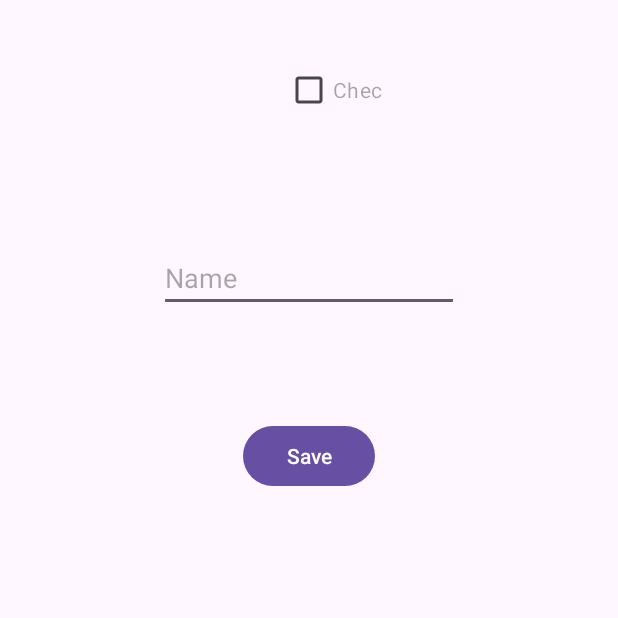
After one commit to aryanmaheshwariantino/SharedPreference, an Android app: the MainActivity3 screen opened directly, with no data from a screen before it, on a phone screen of 412 x 824 dp, the top half of it. The commit adds this screen. Run offline under Robolectric (Android 15) with nearby library versions, the phone set to English and light mode, and no system bars.

Commit message:
done with the shared preference

```diff
--- a/app/src/main/AndroidManifest.xml
+++ b/app/src/main/AndroidManifest.xml
@@ -13,6 +13,9 @@
         android:theme="@style/Theme.SharedPreference"
         tools:targetApi="31">
         <activity
+            android:name=".MainActivity3"
+            android:exported="false" />
+        <activity
             android:name=".MainActivity2"
             android:exported="false" />
         <activity
--- a/app/src/main/java/com/aryan/sharedpreference/MainActivity.kt
+++ b/app/src/main/java/com/aryan/sharedpreference/MainActivity.kt
@@ -28,6 +28,11 @@ class MainActivity : AppCompatActivity() {
         binding.EmailText.setText(editor.getString("email",null))
         binding.PassText.setText(editor.getString("password",null))
 
+        binding.imageButton.setOnClickListener {
+            startActivity(Intent(this,MainActivity3::class.java))
+
+        }
+
         binding.login.setOnClickListener{
             val editor = getSharedPreferences("MySettings", Context.MODE_PRIVATE).edit()
             editor.putString("email",binding.EmailText.text.toString())
--- /dev/null
+++ b/app/src/main/java/com/aryan/sharedpreference/MainActivity3.kt
@@ -0,0 +1,24 @@
+package com.aryan.sharedpreference
+
+import android.os.Bundle
+import androidx.appcompat.app.AppCompatActivity
+import androidx.core.view.ViewCompat
+import androidx.core.view.WindowInsetsCompat
+import com.aryan.sharedpreference.databinding.ActivityMain3Binding
+
+class MainActivity3 : AppCompatActivity() {
+    private lateinit var binding: ActivityMain3Binding
+
+    override fun onCreate(savedInstanceState: Bundle?) {
+        super.onCreate(savedInstanceState)
+        binding = ActivityMain3Binding.inflate(layoutInflater)
+        setContentView(binding.root)
+
+        binding.saveButton.setOnClickListener {
+            val editor = getPreferences(MODE_PRIVATE).edit()
+            editor.putString("nameid",binding.nameid.text.toString())
+            editor.putBoolean("checkBox",binding.checkBox.isChecked)
+            editor.apply()
+        }
+    }
+}
--- /dev/null
+++ b/app/src/main/res/drawable/setting.xml
@@ -0,0 +1,5 @@
+<vector xmlns:android="http://schemas.android.com/apk/res/android" android:height="24dp" android:tint="#000000" android:viewportHeight="24" android:viewportWidth="24" android:width="24dp">
+
+    <path android:fillColor="@android:color/white" android:pathData="M19.14,12.94c0.04,-0.3 0.06,-0.61 0.06,-0.94c0,-0.32 -0.02,-0.64 -0.07,-0.94l2.03,-1.58c0.18,-0.14 0.23,-0.41 0.12,-0.61l-1.92,-3.32c-0.12,-0.22 -0.37,-0.29 -0.59,-0.22l-2.39,0.96c-0.5,-0.38 -1.03,-0.7 -1.62,-0.94L14.4,2.81c-0.04,-0.24 -0.24,-0.41 -0.48,-0.41h-3.84c-0.24,0 -0.43,0.17 -0.47,0.41L9.25,5.35C8.66,5.59 8.12,5.92 7.63,6.29L5.24,5.33c-0.22,-0.08 -0.47,0 -0.59,0.22L2.74,8.87C2.62,9.08 2.66,9.34 2.86,9.48l2.03,1.58C4.84,11.36 4.8,11.69 4.8,12s0.02,0.64 0.07,0.94l-2.03,1.58c-0.18,0.14 -0.23,0.41 -0.12,0.61l1.92,3.32c0.12,0.22 0.37,0.29 0.59,0.22l2.39,-0.96c0.5,0.38 1.03,0.7 1.62,0.94l0.36,2.54c0.05,0.24 0.24,0.41 0.48,0.41h3.84c0.24,0 0.44,-0.17 0.47,-0.41l0.36,-2.54c0.59,-0.24 1.13,-0.56 1.62,-0.94l2.39,0.96c0.22,0.08 0.47,0 0.59,-0.22l1.92,-3.32c0.12,-0.22 0.07,-0.47 -0.12,-0.61L19.14,12.94zM12,15.6c-1.98,0 -3.6,-1.62 -3.6,-3.6s1.62,-3.6 3.6,-3.6s3.6,1.62 3.6,3.6S13.98,15.6 12,15.6z"/>
+
+</vector>
--- /dev/null
+++ b/app/src/main/res/layout/activity_main3.xml
@@ -0,0 +1,41 @@
+<?xml version="1.0" encoding="utf-8"?>
+<androidx.constraintlayout.widget.ConstraintLayout xmlns:android="http://schemas.android.com/apk/res/android"
+    xmlns:app="http://schemas.android.com/apk/res-auto"
+    xmlns:tools="http://schemas.android.com/tools"
+    android:id="@+id/main"
+    android:layout_width="match_parent"
+    android:layout_height="match_parent"
+    tools:context=".MainActivity3">
+
+    <CheckBox
+        android:id="@+id/checkBox"
+        android:layout_width="wrap_content"
+        android:layout_height="wrap_content"
+        android:layout_marginTop="36dp"
+        android:hint="CheckBox"
+        app:layout_constraintEnd_toEndOf="parent"
+        app:layout_constraintStart_toStartOf="parent"
+        app:layout_constraintTop_toTopOf="parent" />
+
+    <EditText
+        android:id="@+id/nameid"
+        android:layout_width="200dp"
+        android:layout_height="40dp"
+        android:layout_marginTop="132dp"
+        android:layout_marginEnd="16dp"
+        android:hint="Name"
+        app:layout_constraintEnd_toEndOf="@+id/checkBox"
+        app:layout_constraintHorizontal_bias="0.441"
+        app:layout_constraintStart_toStartOf="@+id/checkBox"
+        app:layout_constraintTop_toTopOf="@+id/checkBox" />
+
+    <Button
+        android:id="@+id/saveButton"
+        android:layout_width="wrap_content"
+        android:layout_height="wrap_content"
+        android:layout_marginTop="72dp"
+        android:text="Save"
+        app:layout_constraintEnd_toEndOf="parent"
+        app:layout_constraintStart_toStartOf="parent"
+        app:layout_constraintTop_toBottomOf="@+id/nameid" />
+</androidx.constraintlayout.widget.ConstraintLayout>
```
Also changed, not shown: app/src/main/res/layout/activity_main.xml (+11 -0 lines).
